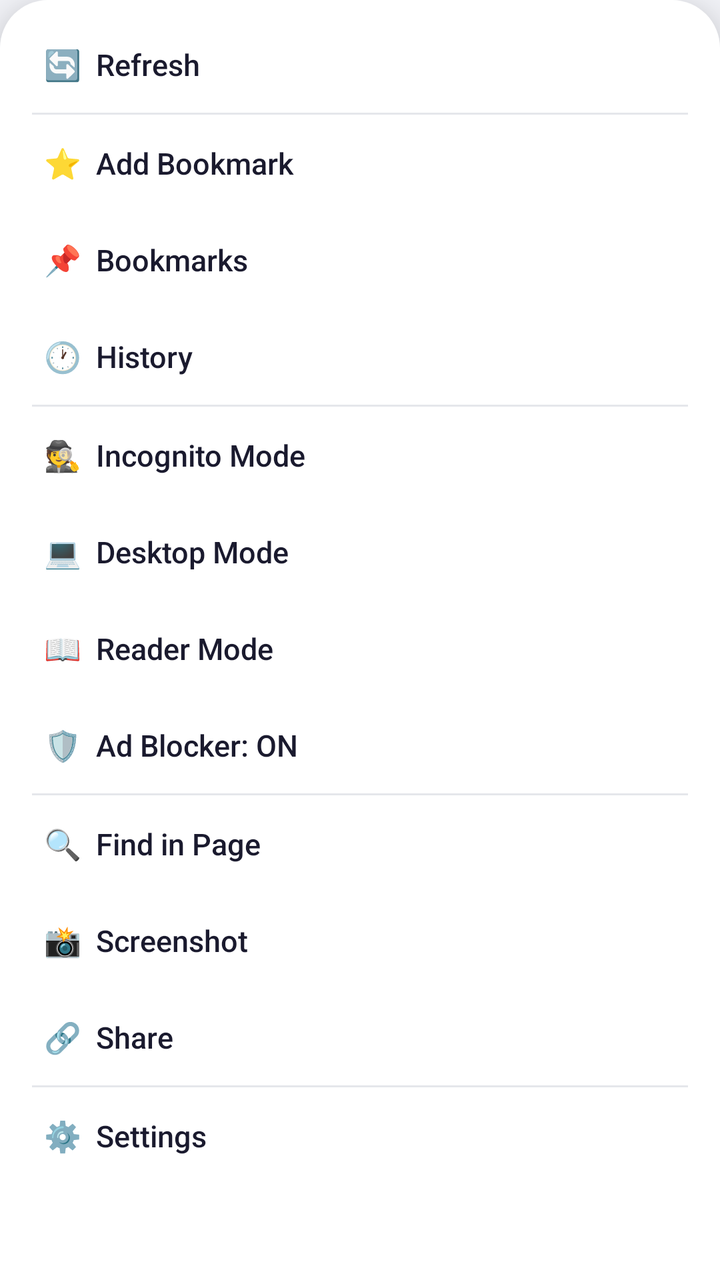
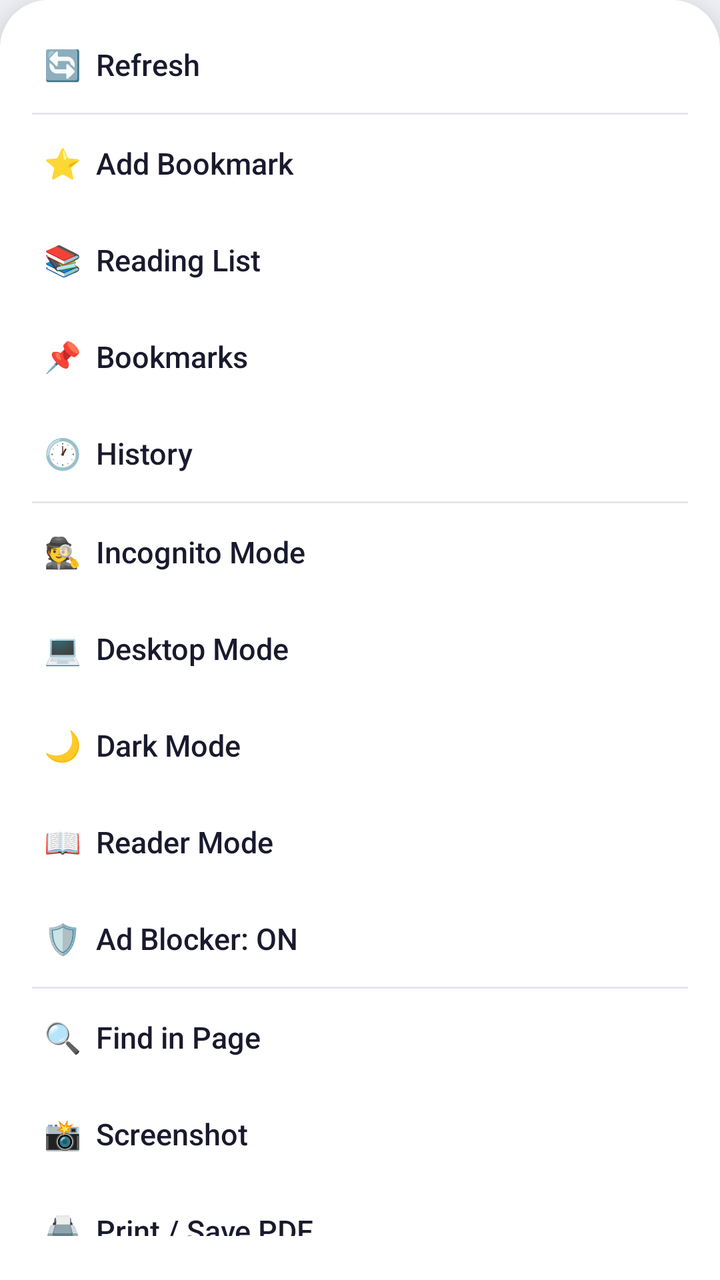

An Android layout rendered at two revisions. The XML below is the earlier revision; the diff shows what the commit changed to produce the second picture.
<!-- AndroidManifest.xml: application theme Theme.NovaBrowser -->
<!-- res/layout/layout_menu.xml -->
<?xml version="1.0" encoding="utf-8"?>
<LinearLayout xmlns:android="http://schemas.android.com/apk/res/android"
    android:layout_width="220dp"
    android:layout_height="wrap_content"
    android:orientation="vertical"
    android:background="@drawable/bottom_sheet_background"
    android:elevation="16dp"
    android:padding="8dp">

    <TextView
        android:id="@+id/menuRefresh"
        style="@style/MenuItemStyle"
        android:layout_width="match_parent"
        android:layout_height="wrap_content"
        android:text="🔄  Refresh"
        android:textColor="@color/text_primary" />

    <View
        android:layout_width="match_parent"
        android:layout_height="1dp"
        android:background="@color/divider"
        android:layout_marginStart="8dp"
        android:layout_marginEnd="8dp"/>

    <TextView
        android:id="@+id/menuAddBookmark"
        style="@style/MenuItemStyle"
        android:layout_width="match_parent"
        android:layout_height="wrap_content"
        android:text="⭐  Add Bookmark"
        android:textColor="@color/text_primary" />

    <TextView
        android:id="@+id/menuBookmarks"
        style="@style/MenuItemStyle"
        android:layout_width="match_parent"
        android:layout_height="wrap_content"
        android:text="📌  Bookmarks"
        android:textColor="@color/text_primary" />

    <TextView
        android:id="@+id/menuHistory"
        style="@style/MenuItemStyle"
        android:layout_width="match_parent"
        android:layout_height="wrap_content"
        android:text="🕐  History"
        android:textColor="@color/text_primary" />

    <View
        android:layout_width="match_parent"
        android:layout_height="1dp"
        android:background="@color/divider"
        android:layout_marginStart="8dp"
        android:layout_marginEnd="8dp"/>

    <TextView
        android:id="@+id/menuIncognito"
        style="@style/MenuItemStyle"
        android:layout_width="match_parent"
        android:layout_height="wrap_content"
        android:text="🕵️  Incognito Mode"
        android:textColor="@color/text_primary" />

    <TextView
        android:id="@+id/menuDesktop"
        style="@style/MenuItemStyle"
        android:layout_width="match_parent"
        android:layout_height="wrap_content"
        android:text="💻  Desktop Mode"
        android:textColor="@color/text_primary" />

    <TextView
        android:id="@+id/menuReader"
        style="@style/MenuItemStyle"
        android:layout_width="match_parent"
        android:layout_height="wrap_content"
        android:text="📖  Reader Mode"
        android:textColor="@color/text_primary" />

    <TextView
        android:id="@+id/menuAdBlock"
        style="@style/MenuItemStyle"
        android:layout_width="match_parent"
        android:layout_height="wrap_content"
        android:text="🛡️  Ad Blocker: ON"
        android:textColor="@color/text_primary" />

    <View
        android:layout_width="match_parent"
        android:layout_height="1dp"
        android:background="@color/divider"
        android:layout_marginStart="8dp"
        android:layout_marginEnd="8dp"/>

    <TextView
        android:id="@+id/menuFindInPage"
        style="@style/MenuItemStyle"
        android:layout_width="match_parent"
        android:layout_height="wrap_content"
        android:text="🔍  Find in Page"
        android:textColor="@color/text_primary" />

    <TextView
        android:id="@+id/menuScreenshot"
        style="@style/MenuItemStyle"
        android:layout_width="match_parent"
        android:layout_height="wrap_content"
        android:text="📸  Screenshot"
        android:textColor="@color/text_primary" />

    <TextView
        android:id="@+id/menuShare"
        style="@style/MenuItemStyle"
        android:layout_width="match_parent"
        android:layout_height="wrap_content"
        android:text="🔗  Share"
        android:textColor="@color/text_primary" />

    <View
        android:layout_width="match_parent"
        android:layout_height="1dp"
        android:background="@color/divider"
        android:layout_marginStart="8dp"
        android:layout_marginEnd="8dp"/>

    <TextView
        android:id="@+id/menuSettings"
        style="@style/MenuItemStyle"
        android:layout_width="match_parent"
        android:layout_height="wrap_content"
        android:text="⚙️  Settings"
        android:textColor="@color/text_primary" />

</LinearLayout>
<!-- resources referenced by this layout -->
<resources>
  <color name="divider">#FFE5E7EB</color>
  <color name="text_primary">#FF1A1A2E</color>
  <!-- drawable bottom_sheet_background (drawable) -->
  <?xml version="1.0" encoding="utf-8"?>
  <shape xmlns:android="http://schemas.android.com/apk/res/android"
      android:shape="rectangle">
      <solid android:color="@color/surface" />
      <corners
          android:topLeftRadius="24dp"
          android:topRightRadius="24dp" />
      <padding
          android:top="8dp"
          android:bottom="8dp" />
  </shape>
  <style name="MenuItemStyle">
          <item name="android:background">@drawable/menu_item_background</item>
          <item name="android:padding">14dp</item>
          <item name="android:textSize">15sp</item>
          <item name="android:textColor">@color/text_primary</item>
          <item name="android:gravity">center_vertical</item>
          <item name="android:drawablePadding">16dp</item>
      </style>
  <style name="Theme.NovaBrowser" parent="Theme.MaterialComponents.Light.NoActionBar">
          <item name="colorPrimary">@color/primary</item>
          <item name="colorPrimaryVariant">@color/primary_variant</item>
          <item name="colorSecondary">@color/secondary</item>
          <item name="colorSecondaryVariant">@color/secondary_variant</item>
          <item name="android:windowBackground">@color/background</item>
          <item name="android:statusBarColor">@color/background</item>
          <item name="android:windowLightStatusBar">true</item>
          <item name="android:navigationBarColor">@color/nav_bar</item>
          <item name="android:windowLightNavigationBar">true</item>
          <item name="android:fontFamily">sans-serif-medium</item>
      </style>
  <color name="surface">#FFFFFFFF</color>
  <!-- drawable menu_item_background (drawable) -->
  <?xml version="1.0" encoding="utf-8"?>
  <ripple xmlns:android="http://schemas.android.com/apk/res/android"
      android:color="@color/ripple">
      <item>
          <shape android:shape="rectangle">
              <solid android:color="@android:color/transparent" />
              <corners android:radius="12dp" />
          </shape>
      </item>
  </ripple>
  <color name="primary">#FF6C63FF</color>
  <color name="primary_variant">#FF5A52E0</color>
  <color name="secondary">#FF00D9FF</color>
  <color name="secondary_variant">#FF00B8D4</color>
  <color name="background">#FFF8F9FE</color>
  <color name="nav_bar">#FFFFFFFF</color>
  <color name="ripple">#1A6C63FF</color>
</resources>

<!-- the commit's change to res/layout/layout_menu.xml (unified diff, before → after) -->
@@ -7,128 +7,76 @@
     android:elevation="16dp"
     android:padding="8dp">
 
-    <TextView
-        android:id="@+id/menuRefresh"
-        style="@style/MenuItemStyle"
-        android:layout_width="match_parent"
-        android:layout_height="wrap_content"
-        android:text="🔄  Refresh"
-        android:textColor="@color/text_primary" />
+    <TextView android:id="@+id/menuRefresh" style="@style/MenuItemStyle"
+        android:layout_width="match_parent" android:layout_height="wrap_content"
+        android:text="🔄  Refresh" android:textColor="@color/text_primary" />
 
-    <View
-        android:layout_width="match_parent"
-        android:layout_height="1dp"
-        android:background="@color/divider"
-        android:layout_marginStart="8dp"
-        android:layout_marginEnd="8dp"/>
+    <View android:layout_width="match_parent" android:layout_height="1dp"
+        android:background="@color/divider" android:layout_marginStart="8dp" android:layout_marginEnd="8dp"/>
 
-    <TextView
-        android:id="@+id/menuAddBookmark"
-        style="@style/MenuItemStyle"
-        android:layout_width="match_parent"
-        android:layout_height="wrap_content"
-        android:text="⭐  Add Bookmark"
-        android:textColor="@color/text_primary" />
+    <TextView android:id="@+id/menuAddBookmark" style="@style/MenuItemStyle"
+        android:layout_width="match_parent" android:layout_height="wrap_content"
+        android:text="⭐  Add Bookmark" android:textColor="@color/text_primary" />
 
-    <TextView
-        android:id="@+id/menuBookmarks"
-        style="@style/MenuItemStyle"
-        android:layout_width="match_parent"
-        android:layout_height="wrap_content"
-        android:text="📌  Bookmarks"
-        android:textColor="@color/text_primary" />
+    <TextView android:id="@+id/menuReadingList" style="@style/MenuItemStyle"
+        android:layout_width="match_parent" android:layout_height="wrap_content"
+        android:text="📚  Reading List" android:textColor="@color/text_primary" />
 
-    <TextView
-        android:id="@+id/menuHistory"
-        style="@style/MenuItemStyle"
-        android:layout_width="match_parent"
-        android:layout_height="wrap_content"
-        android:text="🕐  History"
-        android:textColor="@color/text_primary" />
+    <TextView android:id="@+id/menuBookmarks" style="@style/MenuItemStyle"
+        android:layout_width="match_parent" android:layout_height="wrap_content"
+        android:text="📌  Bookmarks" android:textColor="@color/text_primary" />
 
-    <View
-        android:layout_width="match_parent"
-        android:layout_height="1dp"
-        android:background="@color/divider"
-        android:layout_marginStart="8dp"
-        android:layout_marginEnd="8dp"/>
+    <TextView android:id="@+id/menuHistory" style="@style/MenuItemStyle"
+        android:layout_width="match_parent" android:layout_height="wrap_content"
+        android:text="🕐  History" android:textColor="@color/text_primary" />
 
-    <TextView
-        android:id="@+id/menuIncognito"
-        style="@style/MenuItemStyle"
-        android:layout_width="match_parent"
-        android:layout_height="wrap_content"
-        android:text="🕵️  Incognito Mode"
-        android:textColor="@color/text_primary" />
+    <View android:layout_width="match_parent" android:layout_height="1dp"
+        android:background="@color/divider" android:layout_marginStart="8dp" android:layout_marginEnd="8dp"/>
 
-    <TextView
-        android:id="@+id/menuDesktop"
-        style="@style/MenuItemStyle"
-        android:layout_width="match_parent"
-        android:layout_height="wrap_content"
-        android:text="💻  Desktop Mode"
-        android:textColor="@color/text_primary" />
+    <TextView android:id="@+id/menuIncognito" style="@style/MenuItemStyle"
+        android:layout_width="match_parent" android:layout_height="wrap_content"
+        android:text="🕵️  Incognito Mode" android:textColor="@color/text_primary" />
 
-    <TextView
-        android:id="@+id/menuReader"
-        style="@style/MenuItemStyle"
-        android:layout_width="match_parent"
-        android:layout_height="wrap_content"
-        android:text="📖  Reader Mode"
-        android:textColor="@color/text_primary" />
+    <TextView android:id="@+id/menuDesktop" style="@style/MenuItemStyle"
+        android:layout_width="match_parent" android:layout_height="wrap_content"
+        android:text="💻  Desktop Mode" android:textColor="@color/text_primary" />
 
-    <TextView
-        android:id="@+id/menuAdBlock"
-        style="@style/MenuItemStyle"
-        android:layout_width="match_parent"
-        android:layout_height="wrap_content"
-        android:text="🛡️  Ad Blocker: ON"
-        android:textColor="@color/text_primary" />
+    <TextView android:id="@+id/menuDarkMode" style="@style/MenuItemStyle"
+        android:layout_width="match_parent" android:layout_height="wrap_content"
+        android:text="🌙  Dark Mode" android:textColor="@color/text_primary" />
 
-    <View
-        android:layout_width="match_parent"
-        android:layout_height="1dp"
-        android:background="@color/divider"
-        android:layout_marginStart="8dp"
-        android:layout_marginEnd="8dp"/>
+    <TextView android:id="@+id/menuReader" style="@style/MenuItemStyle"
+        android:layout_width="match_parent" android:layout_height="wrap_content"
+        android:text="📖  Reader Mode" android:textColor="@color/text_primary" />
 
-    <TextView
-        android:id="@+id/menuFindInPage"
-        style="@style/MenuItemStyle"
-        android:layout_width="match_parent"
-        android:layout_height="wrap_content"
-        android:text="🔍  Find in Page"
-        android:textColor="@color/text_primary" />
+    <TextView android:id="@+id/menuAdBlock" style="@style/MenuItemStyle"
+        android:layout_width="match_parent" android:layout_height="wrap_content"
+        android:text="🛡️  Ad Blocker: ON" android:textColor="@color/text_primary" />
 
-    <TextView
-        android:id="@+id/menuScreenshot"
-        style="@style/MenuItemStyle"
-        android:layout_width="match_parent"
-        android:layout_height="wrap_content"
-        android:text="📸  Screenshot"
-        android:textColor="@color/text_primary" />
+    <View android:layout_width="match_parent" android:layout_height="1dp"
+        android:background="@color/divider" android:layout_marginStart="8dp" android:layout_marginEnd="8dp"/>
 
-    <TextView
-        android:id="@+id/menuShare"
-        style="@style/MenuItemStyle"
-        android:layout_width="match_parent"
-        android:layout_height="wrap_content"
-        android:text="🔗  Share"
-        android:textColor="@color/text_primary" />
+    <TextView android:id="@+id/menuFindInPage" style="@style/MenuItemStyle"
+        android:layout_width="match_parent" android:layout_height="wrap_content"
+        android:text="🔍  Find in Page" android:textColor="@color/text_primary" />
 
-    <View
-        android:layout_width="match_parent"
-        android:layout_height="1dp"
-        android:background="@color/divider"
-        android:layout_marginStart="8dp"
-        android:layout_marginEnd="8dp"/>
+    <TextView android:id="@+id/menuScreenshot" style="@style/MenuItemStyle"
+        android:layout_width="match_parent" android:layout_height="wrap_content"
+        android:text="📸  Screenshot" android:textColor="@color/text_primary" />
 
-    <TextView
-        android:id="@+id/menuSettings"
-        style="@style/MenuItemStyle"
-        android:layout_width="match_parent"
-        android:layout_height="wrap_content"
-        android:text="⚙️  Settings"
-        android:textColor="@color/text_primary" />
+    <TextView android:id="@+id/menuPrint" style="@style/MenuItemStyle"
+        android:layout_width="match_parent" android:layout_height="wrap_content"
+        android:text="🖨️  Print / Save PDF" android:textColor="@color/text_primary" />
+
+    <TextView android:id="@+id/menuShare" style="@style/MenuItemStyle"
+        android:layout_width="match_parent" android:layout_height="wrap_content"
+        android:text="🔗  Share" android:textColor="@color/text_primary" />
+
+    <View android:layout_width="match_parent" android:layout_height="1dp"
+        android:background="@color/divider" android:layout_marginStart="8dp" android:layout_marginEnd="8dp"/>
+
+    <TextView android:id="@+id/menuSettings" style="@style/MenuItemStyle"
+        android:layout_width="match_parent" android:layout_height="wrap_content"
+        android:text="⚙️  Settings" android:textColor="@color/text_primary" />
 
 </LinearLayout>
